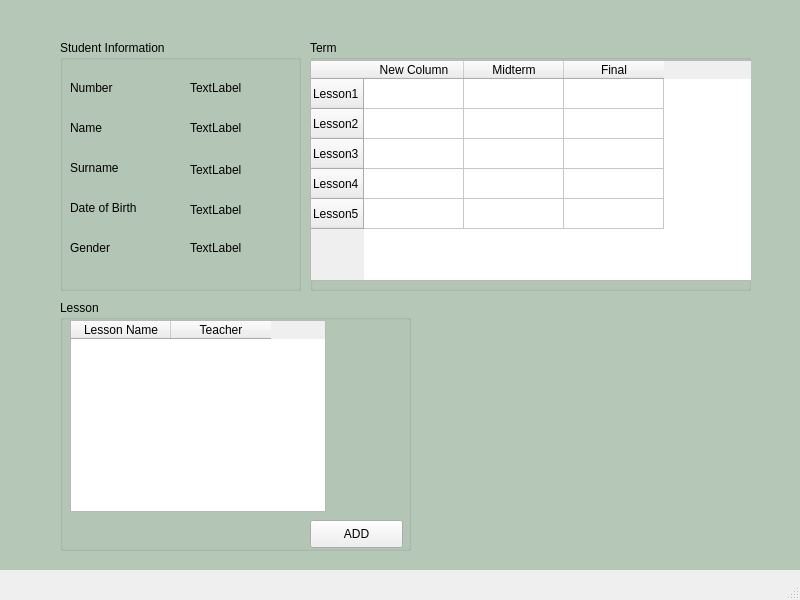
Above: Ui/student.ui from mogelijkheid/Database-School_Management_System before the change. Below: the same form after it.
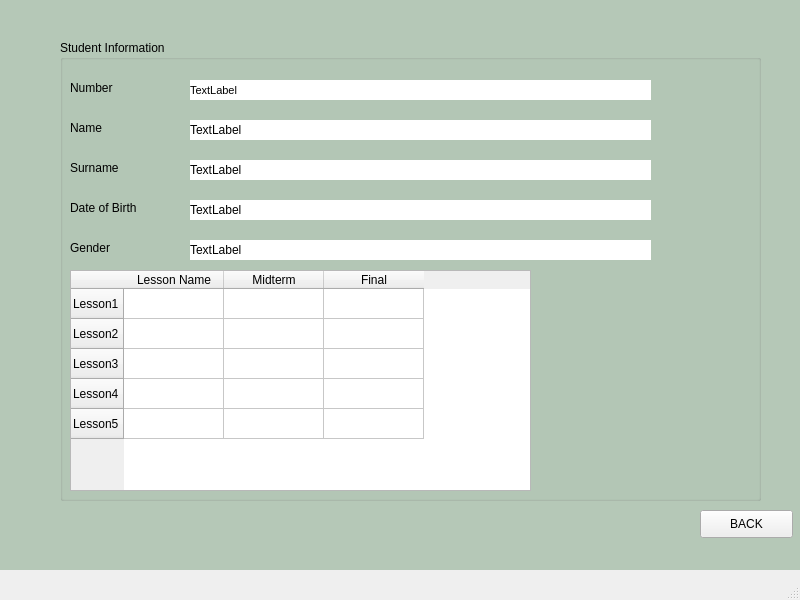
That is the form after the change.

What changed in the file:
```diff
--- a/Ui/student.ui
+++ b/Ui/student.ui
@@ -47,8 +47,8 @@
      <rect>
       <x>60</x>
       <y>40</y>
-      <width>241</width>
-      <height>251</height>
+      <width>701</width>
+      <height>461</height>
      </rect>
     </property>
     <property name="title">
@@ -124,10 +124,18 @@
       <rect>
        <x>130</x>
        <y>40</y>
-       <width>55</width>
-       <height>16</height>
+       <width>461</width>
+       <height>20</height>
       </rect>
      </property>
+     <property name="font">
+      <font>
+       <pointsize>8</pointsize>
+      </font>
+     </property>
+     <property name="styleSheet">
+      <string notr="true">background-color: rgb(255, 255, 255);</string>
+     </property>
      <property name="text">
       <string>TextLabel</string>
      </property>
@@ -137,10 +145,13 @@
       <rect>
        <x>130</x>
        <y>120</y>
-       <width>71</width>
+       <width>461</width>
        <height>20</height>
       </rect>
      </property>
+     <property name="styleSheet">
+      <string notr="true">background-color: rgb(255, 255, 255);</string>
+     </property>
      <property name="text">
       <string>TextLabel</string>
      </property>
@@ -150,10 +161,13 @@
       <rect>
        <x>130</x>
        <y>160</y>
-       <width>101</width>
+       <width>461</width>
        <height>20</height>
       </rect>
      </property>
+     <property name="styleSheet">
+      <string notr="true">background-color: rgb(255, 255, 255);</string>
+     </property>
      <property name="text">
       <string>TextLabel</string>
      </property>
@@ -163,10 +177,13 @@
       <rect>
        <x>130</x>
        <y>200</y>
-       <width>55</width>
-       <height>16</height>
+       <width>461</width>
+       <height>20</height>
       </rect>
      </property>
+     <property name="styleSheet">
+      <string notr="true">background-color: rgb(255, 255, 255);</string>
+     </property>
      <property name="text">
       <string>TextLabel</string>
      </property>
@@ -176,33 +193,23 @@
       <rect>
        <x>130</x>
        <y>80</y>
-       <width>55</width>
-       <height>16</height>
+       <width>461</width>
+       <height>20</height>
       </rect>
      </property>
+     <property name="styleSheet">
+      <string notr="true">background-color: rgb(255, 255, 255);</string>
+     </property>
      <property name="text">
       <string>TextLabel</string>
      </property>
     </widget>
-   </widget>
-   <widget class="QGroupBox" name="term">
-    <property name="geometry">
-     <rect>
-      <x>310</x>
-      <y>40</y>
-      <width>441</width>
-      <height>251</height>
-     </rect>
-    </property>
-    <property name="title">
-     <string>Term</string>
-    </property>
     <widget class="QTableWidget" name="term_widget">
      <property name="geometry">
       <rect>
-       <x>0</x>
-       <y>20</y>
-       <width>451</width>
+       <x>10</x>
+       <y>230</y>
+       <width>461</width>
        <height>221</height>
       </rect>
      </property>
@@ -233,7 +240,7 @@
      </row>
      <column>
       <property name="text">
-       <string>New Column</string>
+       <string>Lesson Name</string>
       </property>
      </column>
      <column>
@@ -248,51 +255,18 @@
      </column>
     </widget>
    </widget>
-   <widget class="QGroupBox" name="Lesson">
+   <widget class="QPushButton" name="back_button">
     <property name="geometry">
      <rect>
-      <x>60</x>
-      <y>300</y>
-      <width>351</width>
-      <height>251</height>
+      <x>700</x>
+      <y>510</y>
+      <width>93</width>
+      <height>28</height>
      </rect>
     </property>
-    <property name="title">
-     <string>Lesson</string>
+    <property name="text">
+     <string>BACK</string>
     </property>
-    <widget class="QTableWidget" name="lesson_widget">
-     <property name="geometry">
-      <rect>
-       <x>10</x>
-       <y>20</y>
-       <width>256</width>
-       <height>192</height>
-      </rect>
-     </property>
-     <column>
-      <property name="text">
-       <string>Lesson Name</string>
-      </property>
-     </column>
-     <column>
-      <property name="text">
-       <string>Teacher</string>
-      </property>
-     </column>
-    </widget>
-    <widget class="QPushButton" name="add_button">
-     <property name="geometry">
-      <rect>
-       <x>250</x>
-       <y>220</y>
-       <width>93</width>
-       <height>28</height>
-      </rect>
-     </property>
-     <property name="text">
-      <string>ADD</string>
-     </property>
-    </widget>
    </widget>
   </widget>
   <widget class="QMenuBar" name="menubar">
```
